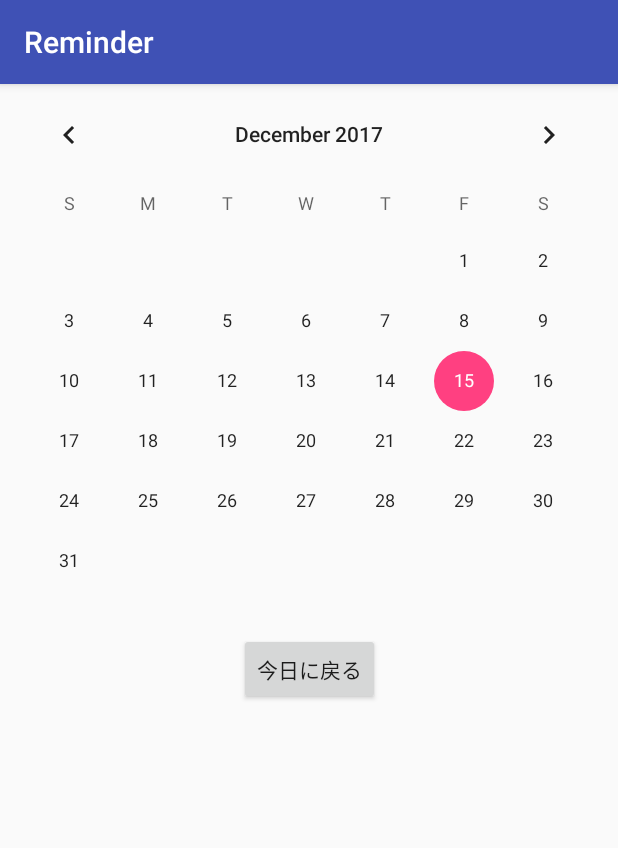
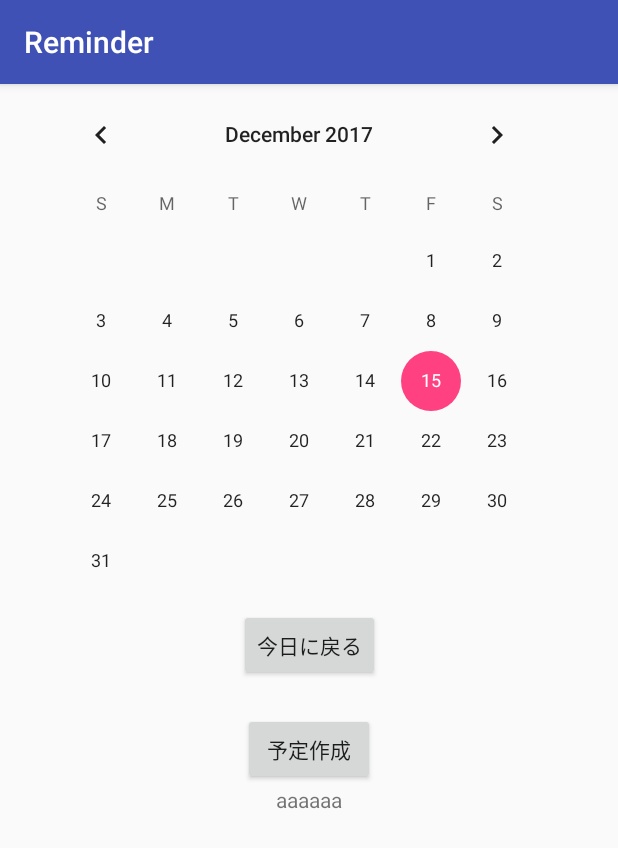
Before and after one commit to yamashitaryo/android, an Android app: the screen it shows after launch (MainActivity), on a phone screen of 412 x 824 dp. Shown: the top 848 px of the screen. Run offline under Robolectric (Android 15) with nearby library versions, the phone set to English and light mode, and no system bars.

Commit message:
developブランチを作って、予定作成画面を追加しました

```diff
--- a/app/build.gradle
+++ b/app/build.gradle
@@ -24,7 +24,7 @@ android {
 
 dependencies {
     implementation fileTree(dir: 'libs', include: ['*.jar'])
-    implementation"org.jetbrains.kotlin:kotlin-stdlib-jre7:$kotlin_version"
+    implementation "org.jetbrains.kotlin:kotlin-stdlib-jre7:$kotlin_version"
     implementation 'com.android.support:appcompat-v7:26.1.0'
     implementation 'com.android.support.constraint:constraint-layout:1.0.2'
     testImplementation 'junit:junit:4.12'
--- a/app/src/main/AndroidManifest.xml
+++ b/app/src/main/AndroidManifest.xml
@@ -16,6 +16,7 @@
                 <category android:name="android.intent.category.LAUNCHER" />
             </intent-filter>
         </activity>
+        <activity android:name=".Main2Activity"></activity>
     </application>
 
 </manifest>
--- a/app/src/main/java/com/example/psyche/reminder/MainActivity.kt
+++ b/app/src/main/java/com/example/psyche/reminder/MainActivity.kt
@@ -1,26 +1,41 @@
 package com.example.psyche.reminder
 
 
+import android.content.Intent
 import android.support.v7.app.AppCompatActivity
 import android.os.Bundle
+import android.util.Log
 import android.view.View
 import android.widget.Button
 import android.widget.CalendarView
 import android.widget.Toast
+import java.util.*
 
-class MainActivity : AppCompatActivity(), View.OnClickListener {
+
+public class MainActivity : AppCompatActivity(){
 
     override fun onCreate(savedInstanceState: Bundle?) {
         super.onCreate(savedInstanceState)
         setContentView(R.layout.activity_main)
 
-        val button: Button = findViewById<Button>(R.id.goToday) as Button
-        button.setOnClickListener(this)
-    }
 
-    override fun onClick(v: View?) {
-        val calendar: CalendarView = findViewById<Button>(R.id.calendarView) as CalendarView
-        val today: Long = calendar.getDate()
-        calendar.setDate(today)
+        val button1: Button = findViewById<Button>(R.id.goToday) as Button
+        button1.setOnClickListener(object:View.OnClickListener {
+            override fun onClick(v: View?) {
+                val calendar: CalendarView = findViewById<Button>(R.id.calendarView) as CalendarView
+                val today: Long = calendar.getDate()
+                calendar.setDate(today)
+            }
+        })
+
+        val button2: Button = findViewById<Button>(R.id.button2) as Button
+        button2.setOnClickListener(object:View.OnClickListener {
+            override fun onClick(v: View?) {
+                val intent = Intent(this@MainActivity, Main2Activity::class.java)
+                intent.putExtra("today", 100)
+                startActivity(intent)
+            }
+        })
+
     }
 }
--- a/app/src/main/res/layout/activity_main.xml
+++ b/app/src/main/res/layout/activity_main.xml
@@ -12,7 +12,7 @@
         android:layout_width="wrap_content"
         android:layout_height="wrap_content"
         android:layout_gravity="center"
-        android:layout_marginTop="28dp"
+        android:layout_marginTop="12dp"
         android:text="今日に戻る"
         app:layout_constraintLeft_toLeftOf="parent"
         app:layout_constraintRight_toRightOf="parent"
@@ -20,7 +20,32 @@
 
     <CalendarView
         android:id="@+id/calendarView"
-        android:layout_width="match_parent"
-        android:layout_height="wrap_content" />
+        android:layout_width="wrap_content"
+        android:layout_height="338dp"
+        android:layout_marginBottom="12dp"
+        app:layout_constraintBottom_toTopOf="@+id/goToday"
+        app:layout_constraintEnd_toEndOf="parent"
+        app:layout_constraintHorizontal_bias="0.4"
+        app:layout_constraintStart_toStartOf="parent"
+        app:layout_constraintTop_toTopOf="parent" />
+
+    <Button
+        android:id="@+id/button2"
+        android:layout_width="wrap_content"
+        android:layout_height="wrap_content"
+        android:layout_marginTop="21dp"
+        android:text="予定作成"
+        app:layout_constraintEnd_toEndOf="parent"
+        app:layout_constraintStart_toStartOf="parent"
+        app:layout_constraintTop_toBottomOf="@+id/goToday" />
+
+    <TextView
+        android:id="@+id/textView4"
+        android:layout_width="wrap_content"
+        android:layout_height="72dp"
+        android:text="aaaaaa"
+        app:layout_constraintEnd_toEndOf="parent"
+        app:layout_constraintStart_toStartOf="parent"
+        app:layout_constraintTop_toBottomOf="@+id/button2" />
 
 </android.support.constraint.ConstraintLayout>
```
Also changed, not shown: app/src/main/java/com/example/psyche/reminder/Main2Activity.kt (added, +41 -0 lines), app/src/main/res/layout/activity_main2.xml (added, +88 -0 lines).
